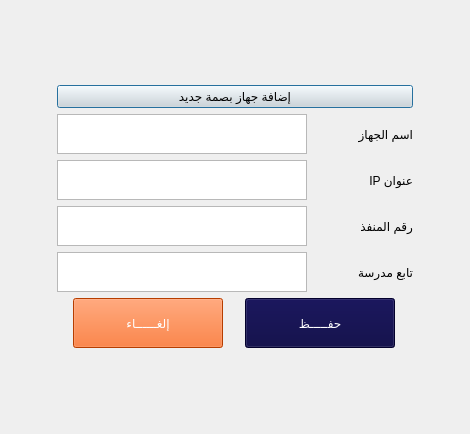
Before: the Qt Designer form DeviceDialog2.ui in IbnEissa/EduTrackingPublic, drawn with Qt 5.
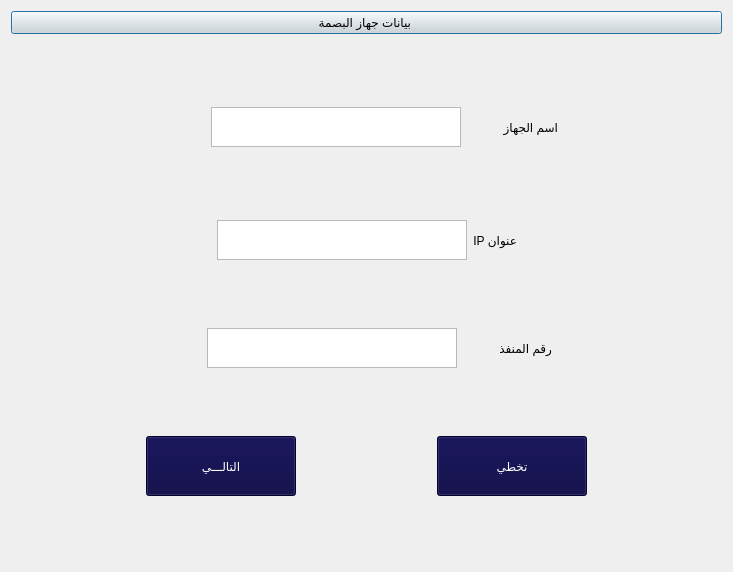
After: the same form once the commit is applied. Icons and pictures are not drawn.

What changed in the file:
```diff
--- a/DeviceDialog2.ui
+++ b/DeviceDialog2.ui
@@ -6,8 +6,8 @@
    <rect>
     <x>0</x>
     <y>0</y>
-    <width>470</width>
-    <height>434</height>
+    <width>733</width>
+    <height>572</height>
    </rect>
   </property>
   <property name="windowTitle">
@@ -25,22 +25,38 @@
 font: 18pt &quot;Mohammad Annoktah&quot;;</string>
        </property>
        <property name="text">
-        <string>إضافة جهاز بصمة جديد</string>
+        <string>بيانات جهاز البصمة </string>
        </property>
       </widget>
      </item>
      <item>
       <layout class="QVBoxLayout" name="verticalLayout">
        <item>
-        <layout class="QHBoxLayout" name="horizontalLayout">
+        <layout class="QHBoxLayout" name="horizontalLayout" stretch="22,40,10,18">
          <item>
-          <widget class="QTextEdit" name="txtIPAddress">
+          <spacer name="horizontalSpacer">
+           <property name="orientation">
+            <enum>Qt::Horizontal</enum>
+           </property>
+           <property name="sizeHint" stdset="0">
+            <size>
+             <width>100</width>
+             <height>50</height>
+            </size>
+           </property>
+          </spacer>
+         </item>
+         <item>
+          <widget class="QTextEdit" name="txtDeviceName">
            <property name="maximumSize">
             <size>
              <width>250</width>
              <height>40</height>
             </size>
            </property>
+           <property name="styleSheet">
+            <string notr="true">font: 75 11pt &quot;MS Shell Dlg 2&quot;;</string>
+           </property>
            <property name="inputMethodHints">
             <set>Qt::ImhDigitsOnly|Qt::ImhMultiLine|Qt::ImhPreferNumbers</set>
            </property>
@@ -62,18 +78,47 @@
            </property>
           </widget>
          </item>
+         <item>
+          <spacer name="horizontalSpacer_2">
+           <property name="orientation">
+            <enum>Qt::Horizontal</enum>
+           </property>
+           <property name="sizeHint" stdset="0">
+            <size>
+             <width>30</width>
+             <height>20</height>
+            </size>
+           </property>
+          </spacer>
+         </item>
         </layout>
        </item>
        <item>
         <layout class="QHBoxLayout" name="horizontalLayout_2">
          <item>
-          <widget class="QTextEdit" name="txtPortNumber">
+          <spacer name="horizontalSpacer_3">
+           <property name="orientation">
+            <enum>Qt::Horizontal</enum>
+           </property>
+           <property name="sizeHint" stdset="0">
+            <size>
+             <width>40</width>
+             <height>20</height>
+            </size>
+           </property>
+          </spacer>
+         </item>
+         <item>
+          <widget class="QTextEdit" name="txtIPNumber">
            <property name="maximumSize">
             <size>
              <width>250</width>
              <height>40</height>
             </size>
            </property>
+           <property name="styleSheet">
+            <string notr="true">font: 75 11pt &quot;MS Shell Dlg 2&quot;;</string>
+           </property>
            <property name="inputMethodHints">
             <set>Qt::ImhPreferNumbers</set>
            </property>
@@ -95,18 +140,47 @@
            </property>
           </widget>
          </item>
+         <item>
+          <spacer name="horizontalSpacer_4">
+           <property name="orientation">
+            <enum>Qt::Horizontal</enum>
+           </property>
+           <property name="sizeHint" stdset="0">
+            <size>
+             <width>40</width>
+             <height>20</height>
+            </size>
+           </property>
+          </spacer>
+         </item>
         </layout>
        </item>
        <item>
-        <layout class="QHBoxLayout" name="horizontalLayout_3">
+        <layout class="QHBoxLayout" name="horizontalLayout_3" stretch="22,40,10,19">
          <item>
-          <widget class="QTextEdit" name="txtIPAddress_2">
+          <spacer name="horizontalSpacer_5">
+           <property name="orientation">
+            <enum>Qt::Horizontal</enum>
+           </property>
+           <property name="sizeHint" stdset="0">
+            <size>
+             <width>40</width>
+             <height>20</height>
+            </size>
+           </property>
+          </spacer>
+         </item>
+         <item>
+          <widget class="QTextEdit" name="txtPortNumber">
            <property name="maximumSize">
             <size>
              <width>250</width>
              <height>40</height>
             </size>
            </property>
+           <property name="styleSheet">
+            <string notr="true">font: 75 11pt &quot;MS Shell Dlg 2&quot;;</string>
+           </property>
            <property name="inputMethodHints">
             <set>Qt::ImhDigitsOnly|Qt::ImhMultiLine|Qt::ImhPreferNumbers</set>
            </property>
@@ -128,67 +202,32 @@
            </property>
           </widget>
          </item>
+         <item>
+          <spacer name="horizontalSpacer_6">
+           <property name="orientation">
+            <enum>Qt::Horizontal</enum>
+           </property>
+           <property name="sizeHint" stdset="0">
+            <size>
+             <width>40</width>
+             <height>20</height>
+            </size>
+           </property>
+          </spacer>
+         </item>
         </layout>
        </item>
        <item>
-        <layout class="QHBoxLayout" name="horizontalLayout_4">
-         <item>
-          <widget class="QTextEdit" name="txtPortNumber_2">
-           <property name="maximumSize">
-            <size>
-             <width>250</width>
-             <height>40</height>
-            </size>
-           </property>
-           <property name="inputMethodHints">
-            <set>Qt::ImhPreferNumbers</set>
-           </property>
-          </widget>
-         </item>
-         <item>
-          <widget class="QLabel" name="label_5">
-           <property name="maximumSize">
-            <size>
-             <width>100</width>
-             <height>40</height>
-            </size>
-           </property>
-           <property name="styleSheet">
-            <string notr="true">font: 10pt &quot;PT Bold Heading&quot;;</string>
-           </property>
-           <property name="text">
-            <string>تابع مدرسة</string>
-           </property>
-          </widget>
-         </item>
-        </layout>
+        <layout class="QHBoxLayout" name="horizontalLayout_4"/>
        </item>
        <item>
         <layout class="QHBoxLayout" name="horizontalLayout_5">
-         <item>
-          <widget class="QPushButton" name="btnCancelAddingDevice">
-           <property name="maximumSize">
-            <size>
-             <width>150</width>
-             <height>50</height>
-            </size>
-           </property>
-           <property name="styleSheet">
-            <string notr="true">background-color:rgb(255, 85, 0);
-color:rgb(255, 255, 255);
-font: 15pt &quot;PT Bold Heading&quot;;</string>
-           </property>
-           <property name="text">
-            <string>إلغــــــاء</string>
-           </property>
-          </widget>
-         </item>
          <item>
           <widget class="QPushButton" name="btnSaveDevice">
            <property name="maximumSize">
             <size>
              <width>150</width>
-             <height>50</height>
+             <height>60</height>
             </size>
            </property>
            <property name="styleSheet">
@@ -197,7 +236,45 @@
 font: 15pt &quot;PT Bold Heading&quot;;</string>
            </property>
            <property name="text">
-            <string>حفـــــظ</string>
+            <string>التالـــي</string>
+           </property>
+           <property name="icon">
+            <iconset>
+             <normaloff>icons/arrowLeft.png</normaloff>icons/arrowLeft.png</iconset>
+           </property>
+           <property name="iconSize">
+            <size>
+             <width>35</width>
+             <height>35</height>
+            </size>
+           </property>
+          </widget>
+         </item>
+         <item>
+          <widget class="QPushButton" name="btnSkippingDevice">
+           <property name="maximumSize">
+            <size>
+             <width>150</width>
+             <height>60</height>
+            </size>
+           </property>
+           <property name="styleSheet">
+            <string notr="true">background-color:rgb(4, 0, 62);
+color:rgb(255, 255, 255);
+font: 15pt &quot;Mohammad Annoktah&quot;;</string>
+           </property>
+           <property name="text">
+            <string>تخطي</string>
+           </property>
+           <property name="icon">
+            <iconset>
+             <normaloff>icons/arrow-left.png</normaloff>icons/arrow-left.png</iconset>
+           </property>
+           <property name="iconSize">
+            <size>
+             <width>30</width>
+             <height>30</height>
+            </size>
            </property>
           </widget>
          </item>
```
Left out of the diff: 10 changed lines with no effect on the pictures.
